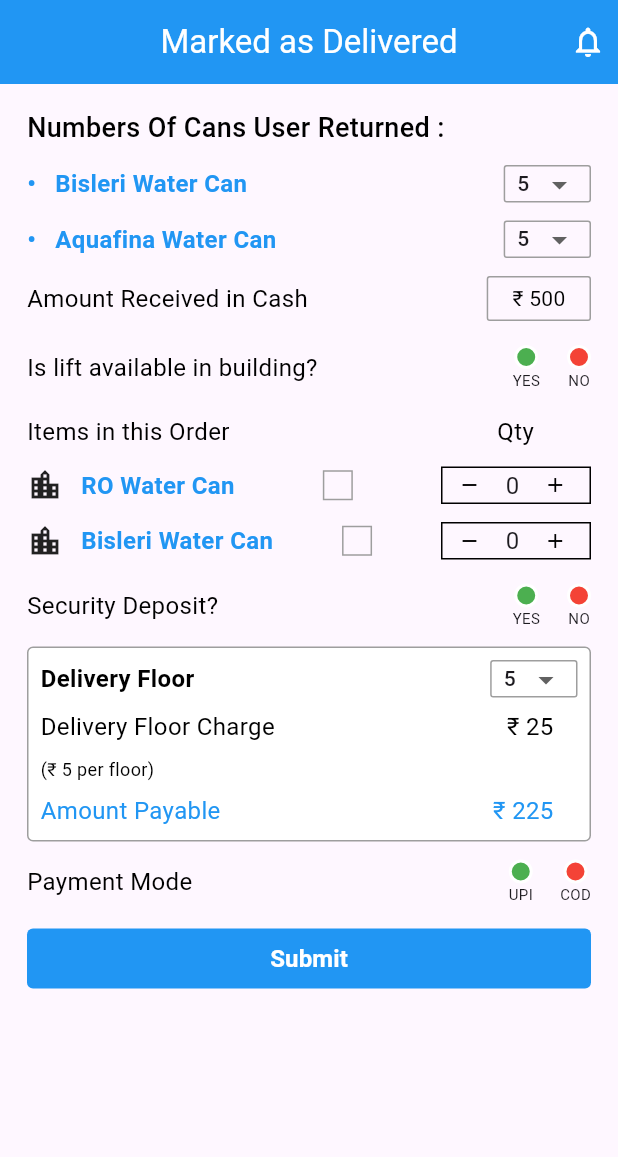
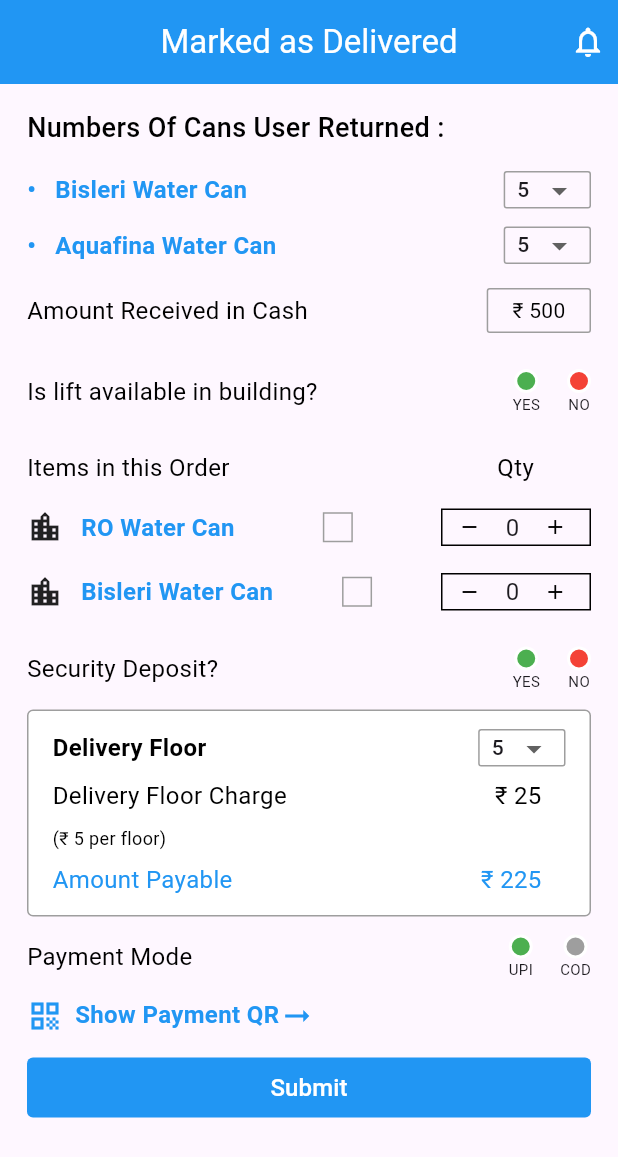
Before and after one commit to anupam92402/Beta-Testers-Task, a Flutter app: the screen it shows after launch, on a phone screen of 412 x 824 dp. Shown: the top 1157 px of the screen. Run offline on Flutter 3.47's test engine with Material 2 defaults, Android fonts, the phone set to English and light mode, and no system bars.

Commit message:
pushing complete code

```diff
--- a/lib/main.dart
+++ b/lib/main.dart
@@ -18,7 +18,7 @@
         colorScheme: ColorScheme.fromSeed(seedColor: Colors.deepPurple),
         useMaterial3: true,
       ),
-      home: DeliveryPage()
+      home: const DeliveryPage()
     );
   }
 }
--- a/lib/views/delivery_page.dart
+++ b/lib/views/delivery_page.dart
@@ -11,17 +11,16 @@
 class _DeliveryPageState extends State<DeliveryPage> {
   @override
   Widget build(BuildContext context) {
-    List<bool> isSelected = [false, false];
     return Scaffold(
       appBar: AppBar(
-        title: Text(
+        title: const Text(
           'Marked as Delivered',
           style: TextStyle(color: Colors.white, fontWeight: FontWeight.w400),
         ),
         centerTitle: true,
-        actions: [
+        actions: const [
           Padding(
-            padding: const EdgeInsets.all(8.0),
+            padding: EdgeInsets.all(8.0),
             child: Icon(
               Icons.notifications_none_outlined,
               color: Colors.white,
@@ -31,30 +30,30 @@
         backgroundColor: Colors.blue,
       ),
       body: ListView(
-        padding: EdgeInsets.symmetric(horizontal: 18, vertical: 16),
+        padding: const EdgeInsets.symmetric(horizontal: 18, vertical: 16),
         children: [
-          Text(
+          const Text(
             'Numbers Of Cans User Returned :',
             style: TextStyle(
                 color: Colors.black, fontSize: 18, fontWeight: FontWeight.w500),
           ),
-          SizedBox(
-            height: 12,
+          const SizedBox(
+            height: 16,
           ),
           waterCanQuantity(
               text: '\u2022   Bisleri Water Can', color: Colors.blue),
-          SizedBox(
+          const SizedBox(
             height: 12,
           ),
           waterCanQuantity(
               text: '\u2022   Aquafina Water Can', color: Colors.blue),
-          SizedBox(
-            height: 12,
+          const SizedBox(
+            height: 16,
           ),
           Row(
             mainAxisAlignment: MainAxisAlignment.spaceBetween,
             children: [
-              Text(
+              const Text(
                 'Amount Received in Cash',
                 style: TextStyle(
                     color: Colors.black,
@@ -62,7 +61,8 @@
                     fontWeight: FontWeight.w400),
               ),
               Container(
-                padding: EdgeInsets.symmetric(horizontal: 16, vertical: 4),
+                padding:
+                    const EdgeInsets.symmetric(horizontal: 16, vertical: 4),
                 decoration: BoxDecoration(
                   border: Border.all(
                     color: Colors.grey,
@@ -70,7 +70,7 @@
                   ),
                   borderRadius: BorderRadius.circular(2),
                 ),
-                child: Text(
+                child: const Text(
                   '\u{20B9} 500',
                   style: TextStyle(
                     fontSize: 14,
@@ -80,10 +80,10 @@
               )
             ],
           ),
-          SizedBox(
-            height: 16,
+          const SizedBox(
+            height: 24,
           ),
-          Row(
+          const Row(
             mainAxisAlignment: MainAxisAlignment.spaceBetween,
             children: [
               Text(
@@ -104,10 +104,10 @@
               )
             ],
           ),
-          SizedBox(
-            height: 16,
+          const SizedBox(
+            height: 24,
           ),
-          Row(
+          const Row(
             mainAxisAlignment: MainAxisAlignment.spaceBetween,
             children: [
               Text(
@@ -129,18 +129,18 @@
               ),
             ],
           ),
-          SizedBox(
-            height: 12,
+          const SizedBox(
+            height: 16,
           ),
           quantityRow(brand: 'RO'),
-          SizedBox(
-            height: 12,
+          const SizedBox(
+            height: 18,
           ),
           quantityRow(brand: 'Bisleri'),
-          SizedBox(
-            height: 16,
+          const SizedBox(
+            height: 24,
           ),
-          Row(
+          const Row(
             mainAxisAlignment: MainAxisAlignment.spaceBetween,
             children: [
               Text(
@@ -161,11 +161,11 @@
               )
             ],
           ),
-          SizedBox(
+          const SizedBox(
             height: 12,
           ),
           Container(
-            padding: const EdgeInsets.all(8.0),
+            padding: const EdgeInsets.symmetric(horizontal: 16, vertical: 12),
             decoration: BoxDecoration(
                 color: Colors.white,
                 borderRadius: BorderRadius.circular(4),
@@ -174,10 +174,10 @@
               crossAxisAlignment: CrossAxisAlignment.start,
               children: [
                 waterCanQuantity(text: 'Delivery Floor', color: Colors.black),
-                SizedBox(
+                const SizedBox(
                   height: 8,
                 ),
-                Row(
+                const Row(
                   mainAxisAlignment: MainAxisAlignment.spaceBetween,
                   children: [
                     Text(
@@ -199,20 +199,20 @@
                     ),
                   ],
                 ),
-                SizedBox(
+                const SizedBox(
                   height: 8,
                 ),
-                Text(
+                const Text(
                   '(\u{20B9} 5 per floor)',
                   style: TextStyle(
                       color: Colors.black,
                       fontSize: 12,
                       fontWeight: FontWeight.w400),
                 ),
-                SizedBox(
+                const SizedBox(
                   height: 8,
                 ),
-                Row(
+                const Row(
                   mainAxisAlignment: MainAxisAlignment.spaceBetween,
                   children: [
                     Text(
@@ -237,10 +237,10 @@
               ],
             ),
           ),
-          SizedBox(
+          const SizedBox(
             height: 12,
           ),
-          Row(
+          const Row(
             mainAxisAlignment: MainAxisAlignment.spaceBetween,
             children: [
               Text(
@@ -256,12 +256,38 @@
                   SizedBox(
                     width: 18,
                   ),
-                  CircleButton('COD', Colors.red),
+                  CircleButton('COD', Colors.grey),
                 ],
               )
             ],
           ),
+          const SizedBox(
+            height: 12,
+          ),
+          const Row(
+            crossAxisAlignment: CrossAxisAlignment.start,
+            children: [
+              Icon(
+                Icons.qr_code,
+                color: Colors.blue,
+              ),
               SizedBox(
+                width: 8,
+              ),
+              Text(
+                'Show Payment QR',
+                style: TextStyle(
+                    fontSize: 16,
+                    color: Colors.blue,
+                    fontWeight: FontWeight.bold),
+              ),
+              Icon(
+                Icons.arrow_right_alt,
+                color: Colors.blue,
+              )
+            ],
+          ),
+          const SizedBox(
             height: 12,
           ),
           TextButton(
@@ -272,12 +298,12 @@
                 borderRadius: BorderRadius.circular(4.0), // Border radius of 12
               ),
             ),
-            child: Text(
+            child: const Text(
               'Submit',
               style: TextStyle(
                 fontSize: 16,
                 color: Colors.white,
-                  fontWeight: FontWeight.bold),
+              ),
             ),
           )
         ],
@@ -305,7 +331,7 @@
           ),
           child: DropdownButtonHideUnderline(
             child: DropdownButton<int>(
-              padding: EdgeInsets.symmetric(horizontal: 8, vertical: 0),
+              padding: const EdgeInsets.symmetric(horizontal: 8, vertical: 0),
               value: Constant.dropDownValue,
               icon: const Icon(Icons.arrow_drop_down),
               items: Constant.items.map((int items) {
@@ -313,7 +339,7 @@
                   value: items,
                   child: Text(
                     items.toString(),
-                    style: TextStyle(
+                    style: const TextStyle(
                       fontSize: 14,
                     ),
                   ),
@@ -336,7 +362,7 @@
   final String text;
   final Color color;
 
-  CircleButton(this.text, this.color);
+  const CircleButton(this.text, this.color, {super.key});
 
   @override
   Widget build(BuildContext context) {
@@ -344,7 +370,7 @@
       crossAxisAlignment: CrossAxisAlignment.center,
       children: [
         Container(
-          padding: EdgeInsets.all(6),
+          padding: const EdgeInsets.all(6),
           decoration: BoxDecoration(
               shape: BoxShape.circle,
               color: color,
@@ -352,7 +378,7 @@
         ),
         Text(
           text,
-          style: TextStyle(fontSize: 10),
+          style: const TextStyle(fontSize: 10),
         )
       ],
     );
@@ -365,13 +391,13 @@
     children: [
       Row(
         children: [
-          Icon(Icons.location_city),
-          SizedBox(
+          const Icon(Icons.location_city),
+          const SizedBox(
             width: 12,
           ),
           Text(
             '$brand Water Can',
-            style: TextStyle(
+            style: const TextStyle(
                 fontSize: 16, color: Colors.blue, fontWeight: FontWeight.bold),
           ),
         ],
@@ -383,12 +409,14 @@
           border: Border.all(color: Colors.grey, width: 1),
         ),
       ),
-      QuantitySelector()
+      const QuantitySelector()
     ],
   );
 }
 
 class QuantitySelector extends StatefulWidget {
+  const QuantitySelector({super.key});
+
   @override
   _QuantitySelectorState createState() => _QuantitySelectorState();
 }
@@ -414,34 +442,30 @@
   Widget build(BuildContext context) {
     return Container(
       width: 100,
-      padding: EdgeInsets.symmetric(horizontal: 10),
+      padding: const EdgeInsets.symmetric(horizontal: 10),
       decoration: BoxDecoration(border: Border.all(color: Colors.black)),
       child: Row(
         children: [
           GestureDetector(
             onTap: _decrementQuantity,
-            child: Container(
-              child: Icon(
+            child: const Icon(
               Icons.remove,
               color: Colors.black,
               size: 16,
             ),
           ),
-          ),
-          SizedBox(width: 16),
+          const SizedBox(width: 16),
           Text(
             '$_quantity',
-            style: TextStyle(fontSize: 16),
+            style: const TextStyle(fontSize: 16),
           ),
-          SizedBox(width: 16),
+          const SizedBox(width: 16),
           GestureDetector(
             onTap: _incrementQuantity,
-            child: Container(
-              child: Icon(
+            child: const Icon(
               Icons.add,
               color: Colors.black,
               size: 16,
-              ),
             ),
           ),
         ],
```
Lines whose indentation alone changed are shown as unchanged.
